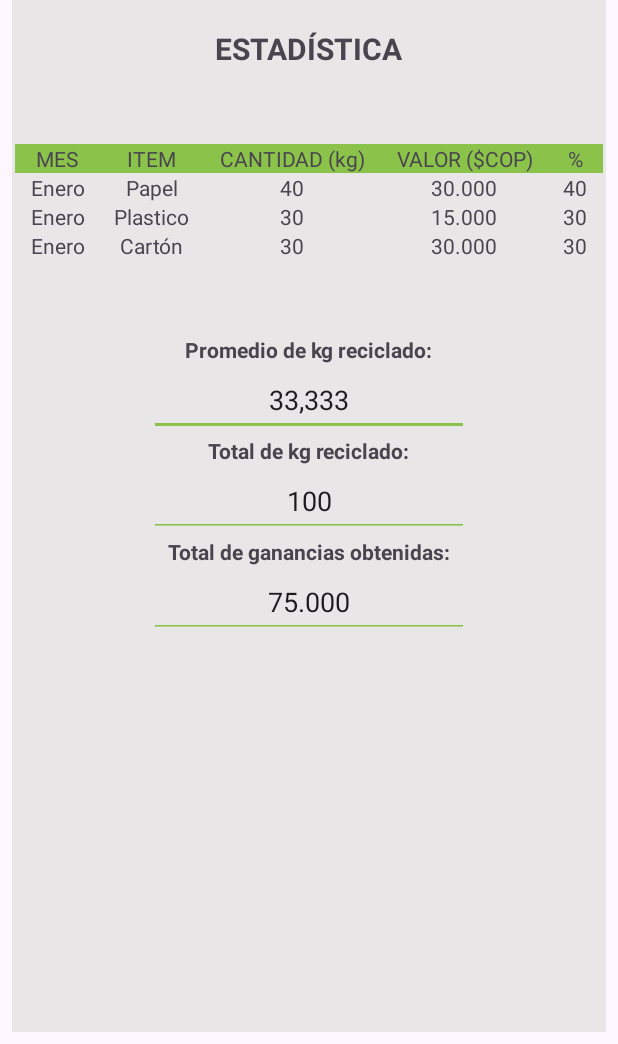
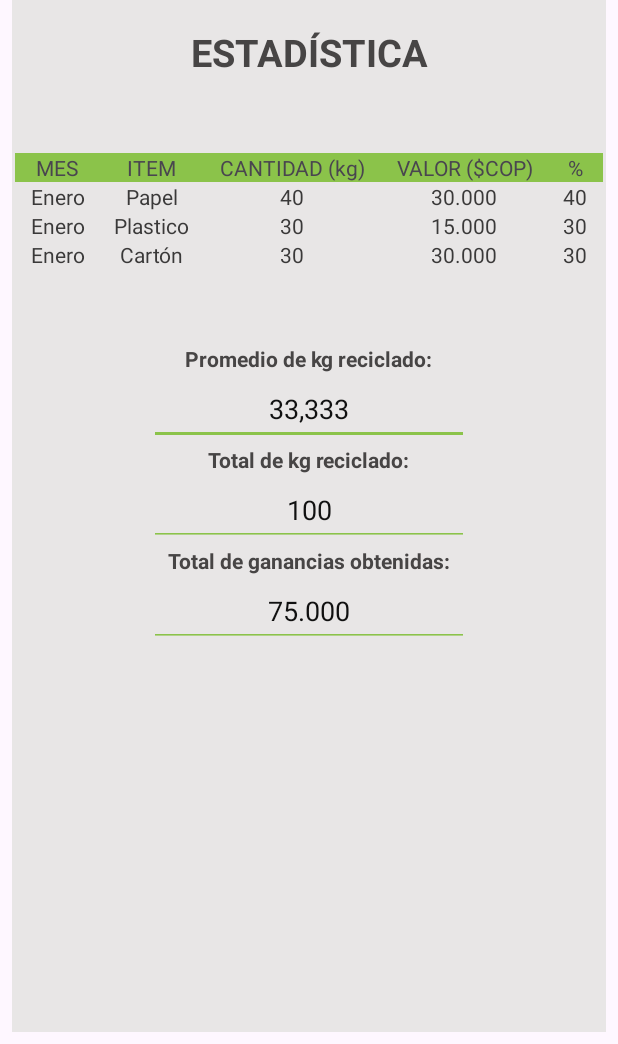
Before and after one commit to BrayanStic/EcoRecicla, an Android app: the EstadisticaActivity screen opened directly, with no data from a screen before it, on a phone screen of 412 x 824 dp, the part 192-1236 px from its top. Run offline under Robolectric (Android 15) with nearby library versions, the phone set to English and light mode, and no system bars.

Commit message:
Cuarto commit

```diff
--- a/app/src/main/res/layout/activity_estadistica.xml
+++ b/app/src/main/res/layout/activity_estadistica.xml
@@ -50,7 +50,8 @@
         android:layout_width="wrap_content"
         android:layout_height="wrap_content"
         android:text="ESTADÍSTICA"
-        android:textSize="20sp"
+        android:textColor="#474545"
+        android:textSize="25sp"
         android:textStyle="bold"
         app:layout_constraintBottom_toBottomOf="parent"
         app:layout_constraintEnd_toEndOf="parent"
@@ -133,7 +134,8 @@
                 android:layout_weight="1"
                 android:foregroundTint="#CDDC39"
                 android:text="Enero"
-                android:textAlignment="center" />
+                android:textAlignment="center"
+                android:textColor="#3A3939" />
 
             <TextView
                 android:id="@+id/textView15"
@@ -142,7 +144,8 @@
                 android:layout_weight="1"
                 android:foregroundTint="#CDDC39"
                 android:text="Papel"
-                android:textAlignment="center" />
+                android:textAlignment="center"
+                android:textColor="#3A3939" />
 
             <TextView
                 android:id="@+id/textView16"
@@ -151,7 +154,8 @@
                 android:layout_weight="1"
                 android:foregroundTint="#CDDC39"
                 android:text="40"
-                android:textAlignment="center" />
+                android:textAlignment="center"
+                android:textColor="#3A3939" />
 
             <TextView
                 android:id="@+id/textView17"
@@ -160,7 +164,8 @@
                 android:layout_weight="1"
                 android:foregroundTint="#CDDC39"
                 android:text="30.000"
-                android:textAlignment="center" />
+                android:textAlignment="center"
+                android:textColor="#3A3939" />
 
             <TextView
                 android:id="@+id/textView18"
@@ -169,7 +174,8 @@
                 android:layout_weight="1"
                 android:foregroundTint="#CDDC39"
                 android:text="40"
-                android:textAlignment="center" />
+                android:textAlignment="center"
+                android:textColor="#3A3939" />
         </TableRow>
 
         <TableRow
@@ -184,7 +190,8 @@
                 android:layout_weight="1"
                 android:foregroundTint="#CDDC39"
                 android:text="Enero"
-                android:textAlignment="center" />-
+                android:textAlignment="center"
+                android:textColor="#3A3939" />-
 
             <TextView
                 android:id="@+id/textView20"
@@ -193,7 +200,8 @@
                 android:layout_weight="1"
                 android:foregroundTint="#CDDC39"
                 android:text="Plastico"
-                android:textAlignment="center" />
+                android:textAlignment="center"
+                android:textColor="#3A3939" />
 
             <TextView
                 android:id="@+id/textView21"
@@ -202,7 +210,8 @@
                 android:layout_weight="1"
                 android:foregroundTint="#CDDC39"
                 android:text="30"
-                android:textAlignment="center" />
+                android:textAlignment="center"
+                android:textColor="#3A3939" />
 
             <TextView
                 android:id="@+id/textView22"
@@ -211,7 +220,8 @@
                 android:layout_weight="1"
                 android:foregroundTint="#CDDC39"
                 android:text="15.000"
-                android:textAlignment="center" />
+                android:textAlignment="center"
+                android:textColor="#3A3939" />
 
             <TextView
                 android:id="@+id/textView23"
@@ -220,7 +230,8 @@
                 android:layout_weight="1"
                 android:foregroundTint="#CDDC39"
                 android:text="30"
-                android:textAlignment="center" />
+                android:textAlignment="center"
+                android:textColor="#3A3939" />
         </TableRow>
 
         <TableRow
@@ -234,7 +245,8 @@
                 android:layout_weight="1"
                 android:foregroundTint="#CDDC39"
                 android:text="Enero"
-                android:textAlignment="center" />
+                android:textAlignment="center"
+                android:textColor="#3A3939" />
 
             <TextView
                 android:id="@+id/textView31"
@@ -243,7 +255,8 @@
                 android:layout_weight="1"
                 android:foregroundTint="#CDDC39"
                 android:text="Cartón"
-                android:textAlignment="center" />
+                android:textAlignment="center"
+                android:textColor="#3A3939" />
 
             <TextView
                 android:id="@+id/textView32"
@@ -252,7 +265,8 @@
                 android:layout_weight="1"
                 android:foregroundTint="#CDDC39"
                 android:text="30"
-                android:textAlignment="center" />
+                android:textAlignment="center"
+                android:textColor="#3A3939" />
 
             <TextView
                 android:id="@+id/textView33"
@@ -261,7 +275,8 @@
                 android:layout_weight="1"
                 android:foregroundTint="#CDDC39"
                 android:text="30.000"
-                android:textAlignment="center" />
+                android:textAlignment="center"
+                android:textColor="#3A3939" />
 
             <TextView
                 android:id="@+id/textView34"
@@ -270,7 +285,8 @@
                 android:layout_weight="1"
                 android:foregroundTint="#CDDC39"
                 android:text="30"
-                android:textAlignment="center" />
+                android:textAlignment="center"
+                android:textColor="#3A3939" />
         </TableRow>
     </TableLayout>
 
@@ -289,6 +305,7 @@
             android:layout_width="wrap_content"
             android:layout_height="wrap_content"
             android:text="Promedio de kg reciclado:"
+            android:textColor="#474545"
             android:textStyle="bold"
             app:layout_constraintBottom_toBottomOf="parent"
             app:layout_constraintEnd_toEndOf="parent"
@@ -307,6 +324,7 @@
             android:inputType="text"
             android:minHeight="48dp"
             android:text="33,333"
+            android:textColor="#101010"
             app:layout_constraintBottom_toBottomOf="parent"
             app:layout_constraintEnd_toEndOf="parent"
             app:layout_constraintHorizontal_bias="0.497"
@@ -318,6 +336,7 @@
             android:layout_width="wrap_content"
             android:layout_height="wrap_content"
             android:text="Total de kg reciclado:"
+            android:textColor="#474545"
             android:textStyle="bold"
             app:layout_constraintBottom_toBottomOf="parent"
             app:layout_constraintEnd_toEndOf="parent"
@@ -336,6 +355,7 @@
             android:inputType="text"
             android:minHeight="48dp"
             android:text="100"
+            android:textColor="#101010"
             app:layout_constraintBottom_toBottomOf="parent"
             app:layout_constraintEnd_toEndOf="parent"
             app:layout_constraintHorizontal_bias="0.497"
@@ -348,6 +368,7 @@
             android:layout_width="wrap_content"
             android:layout_height="wrap_content"
             android:text="Total de ganancias obtenidas:"
+            android:textColor="#474545"
             android:textStyle="bold"
             app:layout_constraintBottom_toBottomOf="parent"
             app:layout_constraintEnd_toEndOf="parent"
@@ -366,6 +387,7 @@
             android:inputType="text"
             android:minHeight="48dp"
             android:text="75.000"
+            android:textColor="#101010"
             app:layout_constraintBottom_toBottomOf="parent"
             app:layout_constraintEnd_toEndOf="parent"
             app:layout_constraintHorizontal_bias="0.497"
```
Also changed, not shown: app/src/main/java/com/example/ecorecicla/HomeActivity.java (+50 -0 lines), app/src/main/res/layout/activity_home.xml (+65 -2 lines), app/src/main/res/layout/activity_main.xml (+6 -2 lines), app/src/main/res/drawable/logo_exit.png (added).
